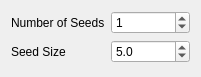
This is src/Interface/Modules/Fields/GeneratePointSamplesFromField.ui in SCIInstitute/SCIRun as Qt 5 draws it before an edit. The edited form follows.
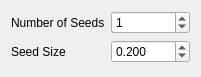
This is the edited form.

Diff of the .ui file:
```diff
--- a/src/Interface/Modules/Fields/GeneratePointSamplesFromField.ui
+++ b/src/Interface/Modules/Fields/GeneratePointSamplesFromField.ui
@@ -40,10 +40,16 @@
    <item row="2" column="1">
     <widget class="QDoubleSpinBox" name="seedSizeDoubleSpinBox_">
      <property name="decimals">
-      <number>1</number>
+      <number>3</number>
+     </property>
+     <property name="maximum">
+      <double>100.000000000000000</double>
+     </property>
+     <property name="singleStep">
+      <double>0.100000000000000</double>
      </property>
      <property name="value">
-      <double>5.000000000000000</double>
+      <double>0.200000000000000</double>
      </property>
     </widget>
    </item>
```
